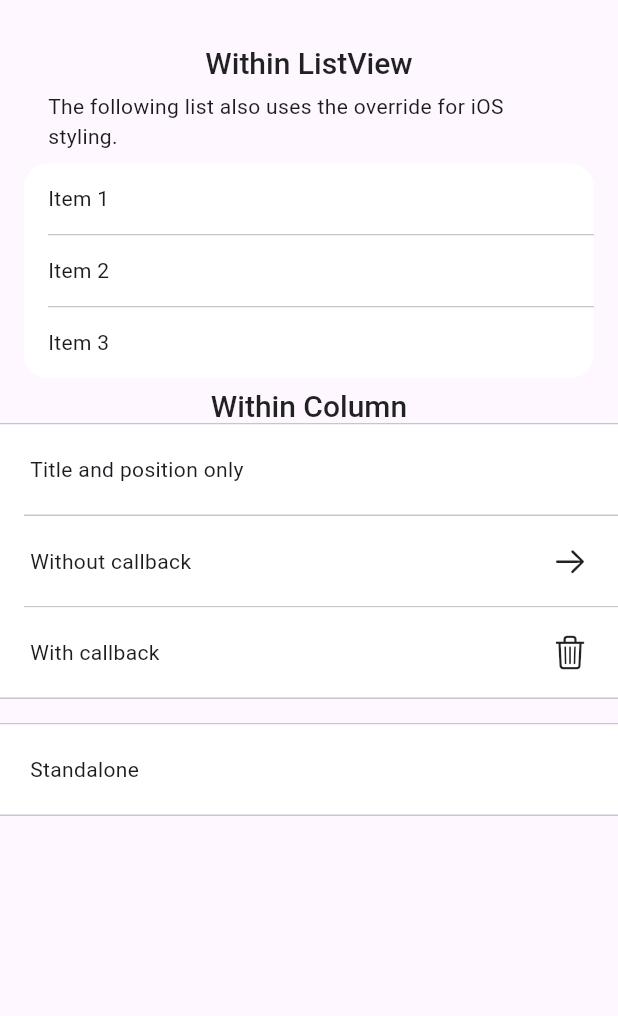
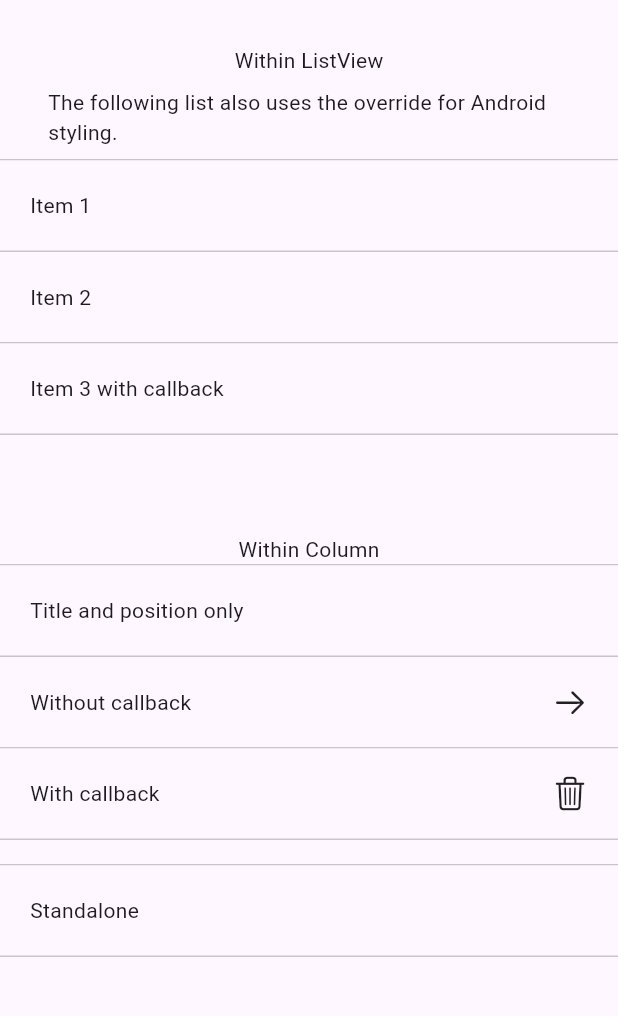
Before and after one commit to sems/dynamic_list_item, a Flutter app: the screen it shows after launch, on a phone screen of 412 x 824 dp, the part 63-1079 px from its top. Run offline on Flutter 3.47's test engine with Material 2 defaults, Android fonts, the phone set to English and light mode, and no system bars.

Commit message:
Improvement/tile background style (#4)
* Fix issue with background styling Android

* Fixed constants

* Removed `alwaysUseFlutterStyle` and created `DynamicListItemColorTheme`

* Cleanup

* Flutter format

* version up

```diff
--- a/example/lib/main.dart
+++ b/example/lib/main.dart
@@ -9,7 +9,11 @@ class MyApp extends StatelessWidget {
   @override
   Widget build(BuildContext context) {
     var styling = DynamicListItemStyle(
-      overridePlatformStyling: TargetPlatform.iOS,
+      overridePlatformStyling: TargetPlatform.android,
+      colorTheme: DynamicListItemColorTheme(
+        // tileBackgroundColorAndroid: Colors.amber[600],
+        tileBackgroundColoriOS: Colors.amber[600],
+      ),
     );
 
     return MaterialApp(
@@ -18,26 +22,29 @@ class MyApp extends StatelessWidget {
         primarySwatch: Colors.amber,
         useMaterial3: true,
       ),
+      darkTheme: ThemeData(
+        brightness: Brightness.dark,
+        useMaterial3: true,
+        canvasColor: Colors.black,
+      ),
       home: Scaffold(
         appBar: AppBar(
           title: const Text('Dynamic List Items'),
         ),
-        body: Container(
+        body: SafeArea(
+          child: Container(
             padding: EdgeInsets.symmetric(vertical: 16),
             child: Column(
               children: [
-              Text(
-                "Within ListView",
-                style: Theme.of(context).textTheme.headline6,
-              ),
+                Text("Within ListView"),
                 Padding(
                   padding: EdgeInsets.symmetric(horizontal: 32, vertical: 8),
                   child: Text(
-                    "The following list also uses the override for iOS styling."),
+                      "The following list also uses the override for Android styling."),
                 ),
                 Container(
                   child: SizedBox(
-                  height: 150.0,
+                    height: 250.0,
                     child: ListView(
                       children: [
                         DynamicListItem(
@@ -51,9 +58,12 @@ class MyApp extends StatelessWidget {
                           style: styling,
                         ),
                         DynamicListItem(
-                        title: "Item 3",
+                          title: "Item 3 with callback",
                           position: ListItemPostition.Bottom,
                           style: styling,
+                          callback: () {
+                            // Do something
+                          },
                         ),
                       ],
                     ),
@@ -61,10 +71,7 @@ class MyApp extends StatelessWidget {
                 ),
                 Column(
                   children: [
-                  Text(
-                    "Within Column",
-                    style: Theme.of(context).textTheme.headline6,
-                  ),
+                    Text("Within Column"),
                     DynamicListItem(
                       title: "Title and position only",
                       position: ListItemPostition.Top,
@@ -95,6 +102,7 @@ class MyApp extends StatelessWidget {
             ),
           ),
         ),
+      ),
     );
   }
 }
--- a/lib/dynamic_list_item.dart
+++ b/lib/dynamic_list_item.dart
@@ -1,3 +1,4 @@
 export 'src/dynamic_list_item.dart';
 export 'src/common/list_item_position.dart';
 export 'src/dynamic_list_item_style.dart';
+export 'src/dynamic_list_item_color_theme.dart';
--- a/lib/src/common/constants.dart
+++ b/lib/src/common/constants.dart
@@ -1,13 +1,23 @@
 import 'package:flutter/material.dart';
+import 'package:flutter/scheduler.dart';
 
 class Constants {
   double get defaultHorizontalPadding => 16.0;
 
-  // iOS global constants
-  Color get iosBackgroundColor => Color.fromRGBO(239, 239, 244, 1.0);
-  Color get iosListTileDownColor => Color.fromRGBO(224, 222, 230, 0.5);
-  Color get iosListTileArrowColor => Color.fromRGBO(211, 211, 211, 1.0);
+  Color get iosBackgroundColorLight => Color.fromRGBO(255, 255, 255, 1.0);
+  Color get iosListTileDownColorLight => Color.fromRGBO(245, 245, 247, 1.0);
+  Color get iosListTileArrowColor => Color.fromRGBO(197, 197, 199, 1.0);
 
-  // Android global constants
-  TextStyle get androidPrimaryTextStyle => TextStyle(fontSize: 18);
+  Color get iosBackgroundColorDark => Color.fromRGBO(29, 28, 30, 1.0);
+  Color get iosListTileDownColorDark => Color.fromRGBO(44, 44, 46, 1.0);
+
+  Color get iosBackgroundColor =>
+      SchedulerBinding.instance.window.platformBrightness == Brightness.dark
+          ? iosBackgroundColorDark
+          : iosBackgroundColorLight;
+
+  Color get iosListTileDownColor =>
+      SchedulerBinding.instance.window.platformBrightness == Brightness.dark
+          ? iosListTileDownColorDark
+          : iosListTileDownColorLight;
 }
--- a/lib/src/dynamic_list_item.dart
+++ b/lib/src/dynamic_list_item.dart
@@ -6,7 +6,6 @@ import 'package:flutter/material.dart';
 
 import './common/constants.dart';
 import './common/list_item_position.dart';
-import './common/ios_text_style.dart';
 
 typedef DynamicListItemCallback = void Function();
 
@@ -56,13 +55,32 @@ class DynamicListItem extends StatefulWidget {
   State<StatefulWidget> createState() => _DynamicListItemState();
 }
 
-class _DynamicListItemState extends State<DynamicListItem> {
-  late Color _backgroundColor;
+class _DynamicListItemState extends State<DynamicListItem>
+    with WidgetsBindingObserver {
+  late Color _backgroundColoriOS;
 
   @override
   void initState() {
+    WidgetsBinding.instance.addObserver(this);
     super.initState();
-    _backgroundColor = widget.style.tileBackgroundColor;
+
+    _backgroundColoriOS = widget.style.colorTheme.tileBackgroundColoriOS ??
+        widget._constants.iosBackgroundColor;
+  }
+
+  @override
+  void dispose() {
+    WidgetsBinding.instance.removeObserver(this);
+    super.dispose();
+  }
+
+  @override
+  void didChangePlatformBrightness() {
+    setState(() {
+      _backgroundColoriOS = widget.style.colorTheme.tileBackgroundColoriOS ??
+          widget._constants.iosBackgroundColor;
+    });
+    super.didChangePlatformBrightness();
   }
 
   @override
@@ -98,7 +116,7 @@ class _DynamicListItemState extends State<DynamicListItem> {
         child: GestureDetector(
           child: Container(
             decoration: BoxDecoration(
-                color: _backgroundColor, borderRadius: _borderRadius),
+                color: _backgroundColoriOS, borderRadius: _borderRadius),
             margin: EdgeInsets.symmetric(
                 horizontal: widget._constants.defaultHorizontalPadding),
             child: Column(
@@ -114,9 +132,7 @@ class _DynamicListItemState extends State<DynamicListItem> {
                           13.5),
                       child: Text(
                         widget.title,
-                        style: widget.style.alwaysUseFlutterStyle
-                            ? widget.style.iOSTextStyle ?? IOSTextStyle()
-                            : null,
+                        style: widget.style.iOSTextStyle ?? null,
                       ),
                     ),
                     Flexible(
@@ -138,42 +154,38 @@ class _DynamicListItemState extends State<DynamicListItem> {
           ),
           onTap: widget.callback,
           onTapCancel: () {
-            setState(() => _backgroundColor = widget.style.tileBackgroundColor);
+            setState(() => _backgroundColoriOS =
+                widget.style.colorTheme.tileBackgroundColoriOS ??
+                    widget._constants.iosBackgroundColor);
           },
         ),
         onPointerDown: (_) {
           if (widget.callback != null) {
-            setState(() => _backgroundColor =
-                widget.style.tileBackgroundColorOnDown ??
-                    widget._constants.iosListTileDownColor);
+            setState(() {
+              _backgroundColoriOS =
+                  widget.style.colorTheme.tileBackgroundColorOnDowniOS ??
+                      widget._constants.iosListTileDownColor;
+            });
           }
         },
         onPointerUp: (_) {
           if (widget.callback != null) {
-            setState(() => _backgroundColor = widget.style.tileBackgroundColor);
+            setState(() => _backgroundColoriOS =
+                widget.style.colorTheme.tileBackgroundColoriOS ??
+                    widget._constants.iosBackgroundColor);
           }
         },
       );
     }
 
-    Widget androidReturn = Container(
-      color: widget.style.tileBackgroundColor != Colors.white
-          ? widget.style.tileBackgroundColor
-          : widget.style.alwaysUseFlutterStyle
-              ? null
-              : widget.style.tileBackgroundColor,
-      child: Column(
+    Widget androidReturn = Column(
       children: [
         if ((widget.position == ListItemPostition.Top ||
                 widget.position == ListItemPostition.StandAlone) &&
             widget.style.useDividers)
           Divider(height: 1),
         Material(
-            color: widget.style.tileBackgroundColor != Colors.white
-                ? widget.style.tileBackgroundColor
-                : widget.style.alwaysUseFlutterStyle
-                    ? null
-                    : widget.style.tileBackgroundColor,
+          color: widget.style.colorTheme.tileBackgroundColorAndroid ?? null,
           child: InkWell(
             child: Row(
               mainAxisAlignment: MainAxisAlignment.spaceBetween,
@@ -182,10 +194,7 @@ class _DynamicListItemState extends State<DynamicListItem> {
                   padding: EdgeInsets.all(20),
                   child: Text(
                     widget.title,
-                      style: widget.style.alwaysUseFlutterStyle
-                          ? widget.style.androidTextStyle ??
-                              widget._constants.androidPrimaryTextStyle
-                          : null,
+                    style: widget.style.androidTextStyle ?? null,
                   ),
                 ),
                 Flexible(
@@ -202,13 +211,12 @@ class _DynamicListItemState extends State<DynamicListItem> {
         if ((widget.position == ListItemPostition.Top ||
                 widget.position == ListItemPostition.Middle) &&
             widget.style.useDividers)
-            Divider(height: 1, indent: 16.0),
+          Divider(height: 1),
         if ((widget.position == ListItemPostition.Bottom ||
                 widget.position == ListItemPostition.StandAlone) &&
             widget.style.useDividers)
           Divider(height: 1),
       ],
-      ),
     );
 
     return widget.testing == true && widget.testing != null
--- /dev/null
+++ b/lib/src/dynamic_list_item_color_theme.dart
@@ -0,0 +1,29 @@
+import 'package:flutter/material.dart';
+
+class DynamicListItemColorTheme {
+  /// The background color of the list item for iOS
+  ///
+  /// If the background color is not set, it will default to iOS' default.
+  final Color? tileBackgroundColoriOS;
+
+  /// The background of the list item when it is pressed down. (iOS only)
+  ///
+  /// If not set, it will default to iOS's default color.
+  /// Android will materialize the [tileBackgroundColorAndroid].
+  final Color? tileBackgroundColorOnDowniOS;
+
+  /// The background color of the list item for Android
+  ///
+  /// If the background color is not set, it will default to the `Theme.canvasColor`.
+  final Color? tileBackgroundColorAndroid;
+
+  /// Colors used for styling the list item.
+  ///
+  /// If using dark-mode and `DynamicListItemColorTheme`, it is adviced to use Colors from ThemeData.
+  /// Since those will automatically be change when the Theme.brightness changes.
+  const DynamicListItemColorTheme({
+    this.tileBackgroundColoriOS,
+    this.tileBackgroundColorOnDowniOS,
+    this.tileBackgroundColorAndroid,
+  });
+}
--- a/lib/src/dynamic_list_item_style.dart
+++ b/lib/src/dynamic_list_item_style.dart
@@ -1,9 +1,10 @@
+import 'package:dynamic_list_item/src/dynamic_list_item_color_theme.dart';
 import 'package:flutter/material.dart';
 
 class DynamicListItemStyle {
   /// TextStyle which is used for the title on Android.
   ///
-  /// If not specified the default value is: `TextStyle(fontSize: 18)`
+  /// If not specified the default value is: [DefaultTextStyle]
   final TextStyle? androidTextStyle;
 
   /// TextStyle which is used for the title on iOS.
@@ -11,23 +12,10 @@ class DynamicListItemStyle {
   /// If not specifiek the default value is: `TextStyle(double fontSize = 17, FontWeight fontWeight = FontWeight.w400, Color color = Colors.black,fontFamily: "SF Pro Text", double letterSpacing = -0.24)`. Which is the default for iOS' own list-items;
   final TextStyle? iOSTextStyle;
 
-  /// The background color of the list item
+  /// Will provide custom colors for the list item.
   ///
-  /// If the background color is not set, it will default to the `Colors.white`
-  final Color tileBackgroundColor;
-
-  /// The background of the list item when it is pressed down. (Only for iOS)
-  ///
-  /// If not set, it will default to iOS's default color for iOS,.
-  /// Android will always use the Theme defaults.
-  final Color? tileBackgroundColorOnDown;
-
-  /// To specifiy whether to always use the default Flutter/ThemeData for textStyles;
-  ///
-  /// If this is set to `true`, the `androidTextStyle` and `iOSTextStyle` properties from [DynamicListItemStyle] will be ignored.
-  /// This includes their default/fallback values.
-  /// Also the `tileBackgroundColor` for Android will be ignored.
-  final bool alwaysUseFlutterStyle;
+  /// If not specified, the default colors will be used.
+  final DynamicListItemColorTheme colorTheme;
 
   /// An override which can be used to override styling for a specific platform.
   ///
@@ -44,9 +32,7 @@ class DynamicListItemStyle {
   const DynamicListItemStyle({
     this.androidTextStyle,
     this.iOSTextStyle,
-    this.tileBackgroundColor = Colors.white,
-    this.tileBackgroundColorOnDown,
-    this.alwaysUseFlutterStyle = false,
+    this.colorTheme = const DynamicListItemColorTheme(),
     this.overridePlatformStyling,
     this.useDividers = true,
   });
--- a/pubspec.yaml
+++ b/pubspec.yaml
@@ -1,6 +1,6 @@
 name: dynamic_list_item
 description: A dynamic list item for who wants default platform styling within Flutter apps.
-version: 1.1.1
+version: 1.2.0
 homepage: 'https://github.com/sems/dynamic_list_item'
 issue_tracker: 'https://github.com/sems/dynamic_list_item/issues'
 maintainer: Sem Spanhaak (@sems)
```
Also changed, not shown: example/pubspec.lock, 1 other file. Lines whose indentation alone changed are shown as unchanged.
